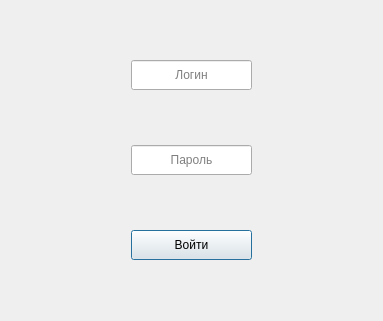
Old version of the form Forms/authorization.ui in the repository BeJloCuTTeguCT/BDKursovoiProject4Sem.
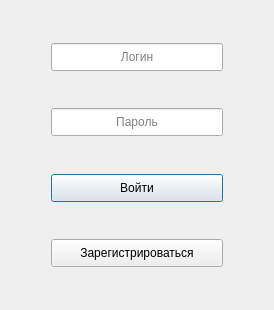
New version of the form.

```diff
--- a/Forms/authorization.ui
+++ b/Forms/authorization.ui
@@ -6,16 +6,91 @@
    <rect>
     <x>0</x>
     <y>0</y>
-    <width>383</width>
-    <height>321</height>
+    <width>274</width>
+    <height>310</height>
    </rect>
   </property>
+  <property name="minimumSize">
+   <size>
+    <width>230</width>
+    <height>230</height>
+   </size>
+  </property>
+  <property name="maximumSize">
+   <size>
+    <width>325</width>
+    <height>400</height>
+   </size>
+  </property>
   <property name="windowTitle">
    <string>Dialog</string>
   </property>
   <layout class="QGridLayout" name="gridLayout">
-   <item row="0" column="1">
+   <item row="3" column="0">
+    <spacer name="horizontalSpacer_2">
+     <property name="orientation">
+      <enum>Qt::Horizontal</enum>
+     </property>
+     <property name="sizeType">
+      <enum>QSizePolicy::MinimumExpanding</enum>
+     </property>
+     <property name="sizeHint" stdset="0">
+      <size>
+       <width>40</width>
+       <height>20</height>
+      </size>
+     </property>
+    </spacer>
+   </item>
+   <item row="2" column="1">
+    <spacer name="verticalSpacer_3">
+     <property name="orientation">
+      <enum>Qt::Vertical</enum>
+     </property>
+     <property name="sizeHint" stdset="0">
+      <size>
+       <width>20</width>
+       <height>40</height>
+      </size>
+     </property>
+    </spacer>
+   </item>
+   <item row="5" column="1">
+    <widget class="QPushButton" name="login_pb">
+     <property name="sizePolicy">
+      <sizepolicy hsizetype="MinimumExpanding" vsizetype="Fixed">
+       <horstretch>1</horstretch>
+       <verstretch>0</verstretch>
+      </sizepolicy>
+     </property>
+     <property name="minimumSize">
+      <size>
+       <width>100</width>
+       <height>28</height>
+      </size>
+     </property>
+     <property name="maximumSize">
+      <size>
+       <width>200</width>
+       <height>30</height>
+      </size>
+     </property>
+     <property name="styleSheet">
+      <string notr="true"/>
+     </property>
+     <property name="text">
+      <string>Войти</string>
+     </property>
+    </widget>
+   </item>
+   <item row="1" column="1">
     <widget class="QLineEdit" name="login_ln">
+     <property name="sizePolicy">
+      <sizepolicy hsizetype="MinimumExpanding" vsizetype="Fixed">
+       <horstretch>1</horstretch>
+       <verstretch>0</verstretch>
+      </sizepolicy>
+     </property>
      <property name="minimumSize">
       <size>
        <width>100</width>
@@ -39,8 +114,14 @@
      </property>
     </widget>
    </item>
-   <item row="1" column="1">
+   <item row="3" column="1">
     <widget class="QLineEdit" name="password">
+     <property name="sizePolicy">
+      <sizepolicy hsizetype="MinimumExpanding" vsizetype="Fixed">
+       <horstretch>1</horstretch>
+       <verstretch>0</verstretch>
+      </sizepolicy>
+     </property>
      <property name="minimumSize">
       <size>
        <width>100</width>
@@ -70,29 +151,33 @@
      </property>
     </widget>
    </item>
-   <item row="2" column="1">
-    <widget class="QPushButton" name="login_pb">
-     <property name="minimumSize">
+   <item row="9" column="1">
+    <spacer name="verticalSpacer">
+     <property name="orientation">
+      <enum>Qt::Vertical</enum>
+     </property>
+     <property name="sizeHint" stdset="0">
       <size>
-       <width>100</width>
-       <height>28</height>
+       <width>20</width>
+       <height>40</height>
       </size>
      </property>
-     <property name="maximumSize">
+    </spacer>
+   </item>
+   <item row="4" column="1">
+    <spacer name="verticalSpacer_4">
+     <property name="orientation">
+      <enum>Qt::Vertical</enum>
+     </property>
+     <property name="sizeHint" stdset="0">
       <size>
-       <width>200</width>
-       <height>30</height>
+       <width>20</width>
+       <height>40</height>
       </size>
      </property>
-     <property name="styleSheet">
-      <string notr="true"/>
-     </property>
-     <property name="text">
-      <string>Войти</string>
-     </property>
-    </widget>
+    </spacer>
    </item>
-   <item row="1" column="2">
+   <item row="3" column="2">
     <spacer name="horizontalSpacer">
      <property name="orientation">
       <enum>Qt::Horizontal</enum>
@@ -108,18 +193,53 @@
      </property>
     </spacer>
    </item>
-   <item row="1" column="0">
-    <spacer name="horizontalSpacer_2">
+   <item row="0" column="1">
+    <spacer name="verticalSpacer_2">
      <property name="orientation">
-      <enum>Qt::Horizontal</enum>
+      <enum>Qt::Vertical</enum>
      </property>
-     <property name="sizeType">
-      <enum>QSizePolicy::MinimumExpanding</enum>
+     <property name="sizeHint" stdset="0">
+      <size>
+       <width>20</width>
+       <height>40</height>
+      </size>
      </property>
+    </spacer>
+   </item>
+   <item row="7" column="1">
+    <widget class="QPushButton" name="registration_btn">
+     <property name="sizePolicy">
+      <sizepolicy hsizetype="MinimumExpanding" vsizetype="Fixed">
+       <horstretch>1</horstretch>
+       <verstretch>0</verstretch>
+      </sizepolicy>
+     </property>
+     <property name="minimumSize">
+      <size>
+       <width>100</width>
+       <height>28</height>
+      </size>
+     </property>
+     <property name="maximumSize">
+      <size>
+       <width>200</width>
+       <height>30</height>
+      </size>
+     </property>
+     <property name="text">
+      <string>Зарегистрироваться</string>
+     </property>
+    </widget>
+   </item>
+   <item row="6" column="1">
+    <spacer name="verticalSpacer_5">
+     <property name="orientation">
+      <enum>Qt::Vertical</enum>
+     </property>
      <property name="sizeHint" stdset="0">
       <size>
-       <width>40</width>
-       <height>20</height>
+       <width>20</width>
+       <height>40</height>
       </size>
      </property>
     </spacer>
```
